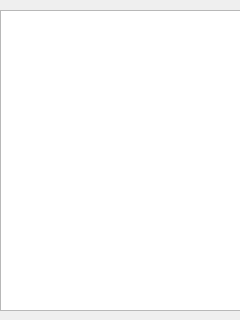
Old version of the form userList.ui in the repository Gaffaell/projeto-agenda.
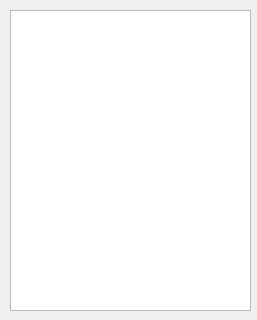
New version of the form.

```diff
--- a/userList.ui
+++ b/userList.ui
@@ -6,7 +6,7 @@
    <rect>
     <x>0</x>
     <y>0</y>
-    <width>240</width>
+    <width>257</width>
     <height>320</height>
    </rect>
   </property>
@@ -16,7 +16,7 @@
   <widget class="QTableView" name="tableView">
    <property name="geometry">
     <rect>
-     <x>0</x>
+     <x>10</x>
      <y>10</y>
      <width>241</width>
      <height>301</height>
```
Left out of the diff: 2 changed lines with no effect on the pictures.
